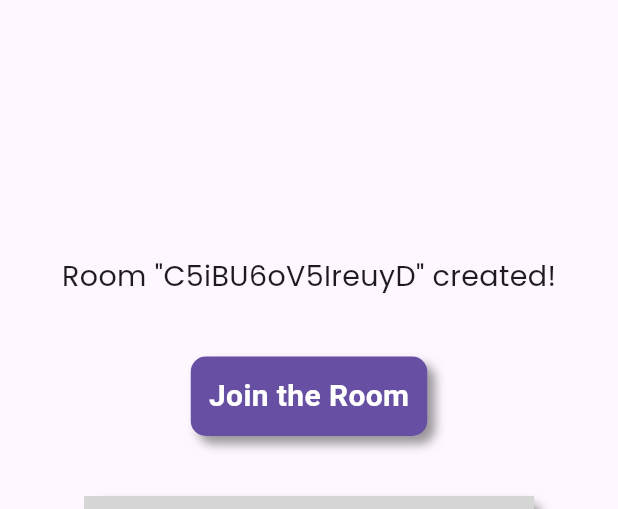
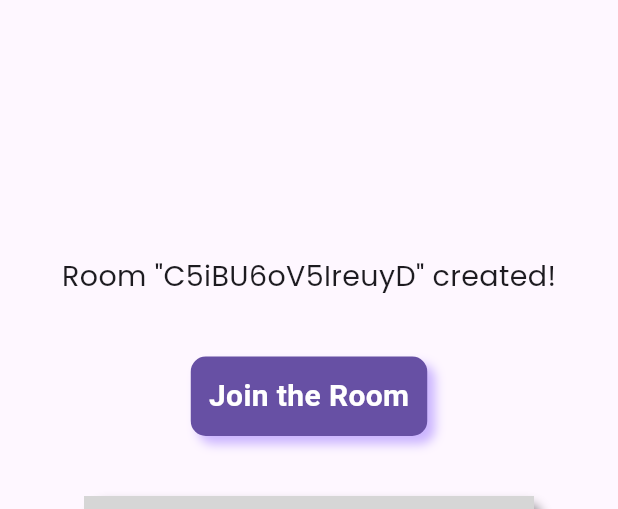
Before and after one commit to bishalbera/Bookverse, a Flutter app: the RoomDetailsScreen screen opened directly, on a phone screen of 412 x 824 dp, the part 59-568 px from its top. Run offline on Flutter 3.47's test engine with Material 2 defaults, Android fonts, the phone set to English and light mode, and no system bars; our stand-ins replace animated_splash_screen, awesome_snackbar_content, cached_network_image, cloud_firestore, confetti, firebase_auth and 5 more; accounts and stored records are empty; network calls fail; grey boxes are pictures that could not be loaded.

Commit message:
color modified

```diff
--- a/lib/features/room_details/room_details_screens.dart
+++ b/lib/features/room_details/room_details_screens.dart
@@ -62,8 +62,11 @@ class _RoomDetailsScreenState extends State<RoomDetailsScreen>
   void _onTapUp(TapUpDetails details) {
     _controller.reverse();
 
-
-    moveScreen(context, RoomPreviewScreen(roomCode: roomCode,));
+    moveScreen(
+        context,
+        RoomPreviewScreen(
+          roomCode: roomCode,
+        ));
   }
 
   @override
@@ -94,7 +97,7 @@ class _RoomDetailsScreenState extends State<RoomDetailsScreen>
                     borderRadius: BorderRadius.circular(10.0),
                     boxShadow: [
                       BoxShadow(
-                        color: Colors.black.withOpacity(0.4),
+                        color: Colors.deepPurpleAccent.withOpacity(0.4),
                         offset: Offset(5.0, 5.0),
                         blurRadius: 5.0,
                       ),
--- a/lib/main.dart
+++ b/lib/main.dart
@@ -3,6 +3,7 @@ import 'package:book_verse/features/profile/profile_screen.dart';
 import 'package:firebase_core/firebase_core.dart';
 import 'package:flutter/material.dart';
 
+import 'features/room_details/room_details_screens.dart';
 import 'features/splash/splash_screen.dart';
 
 void main() async {
@@ -21,7 +22,7 @@ class MyApp extends StatelessWidget {
       theme: ThemeData(
         useMaterial3: true,
       ),
-      home: const ProfileScreen(),
+      home: RoomDetailsScreen(),
     );
   }
 }
```
